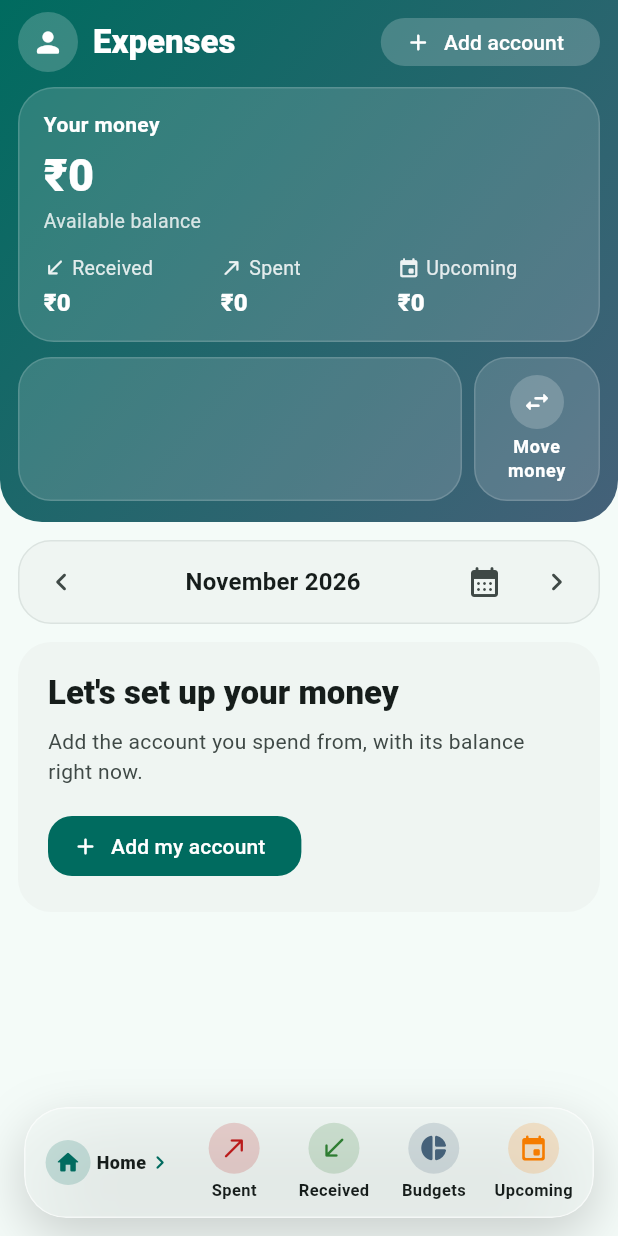
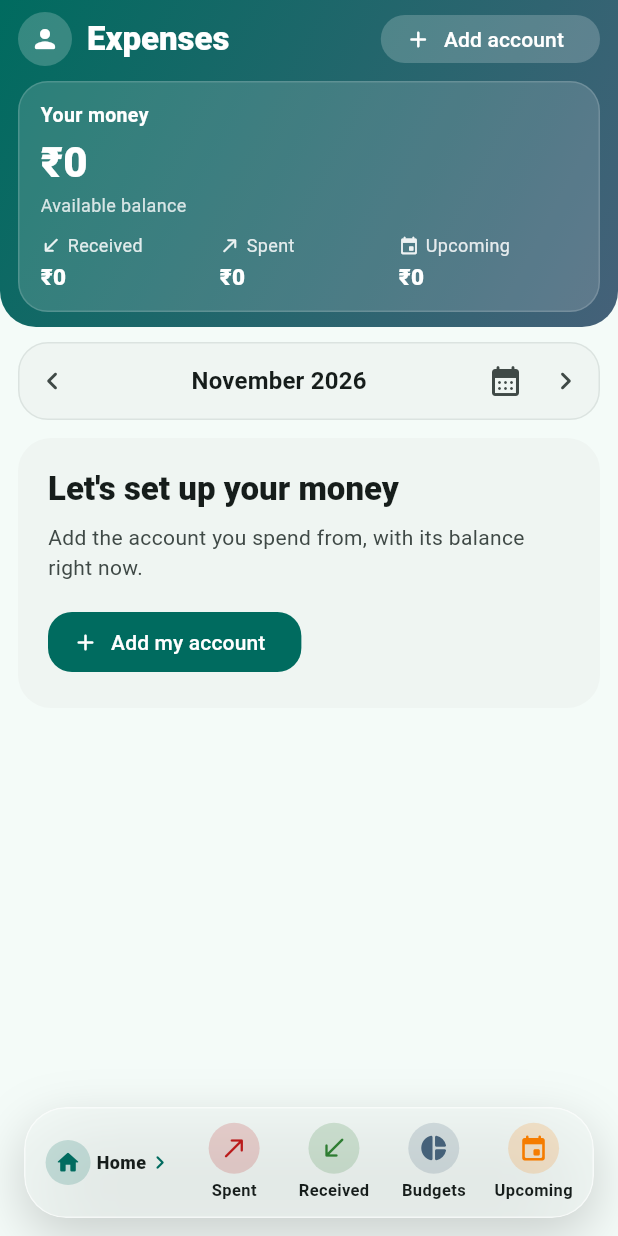
Before and after one commit to rehmansyed4445-ui/expense_tracker, a Flutter app: the screen it shows after launch, on a phone screen of 412 x 824 dp. Run offline on Flutter 3.47's test engine with Material 3 defaults, Android fonts, the phone set to English and light mode, and no system bars; our stand-ins replace shared_preferences.

Commit message:
style: compact gradient header, hide account selector when empty

```diff
--- a/lib/widgets/home_header.dart
+++ b/lib/widgets/home_header.dart
@@ -8,11 +8,9 @@ import 'quick_add.dart';
 import 'transaction_tile.dart';
 import 'ui.dart';
 
-/// Kept for older layout files.
 const kUnit = 64.0;
 
-/// Fixed top section: profile, balance and account switcher. Does not scroll.
-/// The gradient lives here only — the rest of the app is plain surface.
+/// Gradient header: top bar, balance, account switcher. Nothing below it.
 class HomeHeader extends StatefulWidget {
   const HomeHeader({super.key, required this.store});
   final ExpenseStore store;
@@ -22,14 +20,14 @@ class HomeHeader extends StatefulWidget {
 }
 
 class _HomeHeaderState extends State<HomeHeader> {
-  /// True while the account row is widened by scrolling. Move money hides then.
   bool _expanded = false;
 
   @override
   Widget build(BuildContext context) {
     final store = widget.store;
+    final hasAccounts = store.accounts.isNotEmpty;
     final many = store.accounts.length > 6;
-    final rowHeight = many ? 180.0 : 96.0;
+    final rowHeight = many ? 136.0 : 72.0; // was 180 / 96
     final scheme = Theme.of(context).colorScheme;
     final topInset = MediaQuery.paddingOf(context).top;
 
@@ -40,16 +38,17 @@ class _HomeHeaderState extends State<HomeHeader> {
           begin: Alignment.topLeft,
           end: Alignment.bottomRight,
         ),
-        borderRadius: const BorderRadius.vertical(bottom: Radius.circular(28)),
+        borderRadius: const BorderRadius.vertical(bottom: Radius.circular(24)),
       ),
-      // Gradient runs behind the status bar; content stays below it.
-      padding: EdgeInsets.fromLTRB(12, topInset + 8, 12, 14),
+      padding: EdgeInsets.fromLTRB(12, topInset + 6, 12, 10),
       child: Column(
         children: [
           _HeaderTop(store: store),
-          const SizedBox(height: 10),
+          const SizedBox(height: 8),
           _HeaderBalance(store: store),
-          const SizedBox(height: 10),
+          // No accounts yet -> no selector, no Move money.
+          if (hasAccounts) ...[
+            const SizedBox(height: 8),
             Row(
               children: [
                 Expanded(
@@ -68,9 +67,9 @@ class _HomeHeaderState extends State<HomeHeader> {
                   child: _expanded
                       ? const SizedBox(width: 0)
                       : Padding(
-                        padding: const EdgeInsets.only(left: 8),
+                          padding: const EdgeInsets.only(left: 6),
                           child: SizedBox(
-                          width: 84,
+                            width: 72,
                             height: rowHeight,
                             child: _HeaderTransfer(store: store),
                           ),
@@ -78,6 +77,7 @@ class _HomeHeaderState extends State<HomeHeader> {
                 ),
               ],
             ),
+          ],
         ],
       ),
     );
@@ -91,22 +91,22 @@ class _HeaderTop extends StatelessWidget {
   @override
   Widget build(BuildContext context) {
     final theme = Theme.of(context);
-    final on = Theme.of(context).colorScheme.onPrimary;
+    final on = theme.colorScheme.onPrimary;
 
     return Row(
       children: [
         InkResponse(
           onTap: () => Scaffold.of(context).openDrawer(),
-          radius: 24,
+          radius: 22,
           customBorder: const CircleBorder(),
           child: Container(
-            width: 40,
-            height: 40,
+            width: 36,
+            height: 36,
             decoration: BoxDecoration(
               shape: BoxShape.circle,
               color: on.withValues(alpha: 0.2),
             ),
-            child: Icon(Icons.person_rounded, color: on, size: 22),
+            child: Icon(Icons.person_rounded, color: on, size: 20),
           ),
         ),
         const SizedBox(width: 10),
@@ -147,11 +147,10 @@ class _HeaderBalance extends StatelessWidget {
     return Pressable(
       onTap: () => openAccounts(context, store),
       child: Container(
-        padding: const EdgeInsets.fromLTRB(16, 14, 16, 14),
+        padding: const EdgeInsets.fromLTRB(14, 12, 14, 12),
         decoration: BoxDecoration(
-          // Soft glass panel on top of the header gradient.
           color: on.withValues(alpha: 0.15),
-          borderRadius: BorderRadius.circular(24),
+          borderRadius: BorderRadius.circular(20),
           border: Border.all(color: on.withValues(alpha: 0.15)),
         ),
         child: Column(
@@ -164,7 +163,7 @@ class _HeaderBalance extends StatelessWidget {
               overflow: TextOverflow.ellipsis,
               style: TextStyle(
                 color: on,
-                fontSize: 14,
+                fontSize: 13,
                 fontWeight: FontWeight.w600,
               ),
             ),
@@ -176,7 +175,7 @@ class _HeaderBalance extends StatelessWidget {
                 formatRupees(store.periodBalancePaise / 100),
                 style: TextStyle(
                   color: on,
-                  fontSize: 30,
+                  fontSize: 28,
                   fontWeight: FontWeight.w800,
                 ),
               ),
@@ -185,9 +184,9 @@ class _HeaderBalance extends StatelessWidget {
               store.isCurrentMonth
                   ? 'Available balance'
                   : 'Balance on ${formatDay(store.monthEnd)}',
-              style: TextStyle(color: on.withValues(alpha: 0.8), fontSize: 13),
+              style: TextStyle(color: on.withValues(alpha: 0.8), fontSize: 12),
             ),
-            const SizedBox(height: 12),
+            const SizedBox(height: 10),
             Row(
               children: [
                 Expanded(
@@ -243,7 +242,7 @@ class _Stat extends StatelessWidget {
       children: [
         Row(
           children: [
-            Icon(icon, size: 15, color: color.withValues(alpha: 0.9)),
+            Icon(icon, size: 14, color: color.withValues(alpha: 0.9)),
             const SizedBox(width: 4),
             Flexible(
               child: Text(
@@ -252,7 +251,7 @@ class _Stat extends StatelessWidget {
                 overflow: TextOverflow.ellipsis,
                 style: TextStyle(
                   color: color.withValues(alpha: 0.85),
-                  fontSize: 13,
+                  fontSize: 12,
                 ),
               ),
             ),
@@ -266,7 +265,7 @@ class _Stat extends StatelessWidget {
             formatRupees(paise / 100),
             style: TextStyle(
               color: color,
-              fontSize: 16,
+              fontSize: 15,
               fontWeight: FontWeight.w800,
             ),
           ),
@@ -308,9 +307,9 @@ class _HeaderAccounts extends StatelessWidget {
           selected: focusId == null,
           onTap: () => pick(null),
           child: CircleAvatar(
-            radius: 22,
-            backgroundColor: on.withValues(alpha: 0.2),
-            child: Icon(Icons.dashboard_rounded, size: 20, color: on),
+            radius: 18,
+            backgroundColor: on.withValues(alpha: 0.25),
+            child: Icon(Icons.dashboard_rounded, size: 17, color: on),
           ),
         ),
       for (final a in store.accounts)
@@ -319,19 +318,18 @@ class _HeaderAccounts extends StatelessWidget {
           selected: focusId == a.id,
           onTap: () => pick(a.id),
           child: Container(
-            // White backing so the account's own colour stays readable.
             decoration: const BoxDecoration(
               shape: BoxShape.circle,
               color: Colors.white,
             ),
-            child: AccountAvatar(styleKey: a.styleKey, radius: 22),
+            child: AccountAvatar(styleKey: a.styleKey, radius: 18),
           ),
         ),
     ];
 
     Widget strip(List<Widget> xs) => ListView(
       scrollDirection: Axis.horizontal,
-      padding: const EdgeInsets.symmetric(horizontal: 4),
+      padding: const EdgeInsets.symmetric(horizontal: 2),
       children: xs,
     );
 
@@ -360,10 +358,10 @@ class _HeaderAccounts extends StatelessWidget {
           return false;
         },
         child: Container(
-          padding: const EdgeInsets.symmetric(vertical: 6, horizontal: 4),
+          padding: const EdgeInsets.symmetric(vertical: 4, horizontal: 4),
           decoration: BoxDecoration(
             color: on.withValues(alpha: 0.15),
-            borderRadius: BorderRadius.circular(22),
+            borderRadius: BorderRadius.circular(18),
             border: Border.all(color: on.withValues(alpha: 0.15)),
           ),
           child: Row(
@@ -374,7 +372,7 @@ class _HeaderAccounts extends StatelessWidget {
                   tooltip: 'Close',
                   visualDensity: VisualDensity.compact,
                   onPressed: () => onExpanded(false),
-                  icon: Icon(Icons.close_rounded, size: 20, color: on),
+                  icon: Icon(Icons.close_rounded, size: 18, color: on),
                 ),
             ],
           ),
@@ -402,11 +400,11 @@ class _HeaderAccount extends StatelessWidget {
     final on = Theme.of(context).colorScheme.onPrimary;
 
     return Padding(
-      padding: const EdgeInsets.only(right: 8),
+      padding: const EdgeInsets.only(right: 6),
       child: Pressable(
         onTap: onTap,
         child: SizedBox(
-          width: 72,
+          width: 60,
           child: Column(
             mainAxisSize: MainAxisSize.min,
             children: [
@@ -418,19 +416,20 @@ class _HeaderAccount extends StatelessWidget {
                   shape: BoxShape.circle,
                   border: Border.all(
                     color: selected ? on : Colors.transparent,
-                    width: 2.5,
+                    width: 2,
                   ),
                 ),
                 child: child,
               ),
-              const SizedBox(height: 4),
+              const SizedBox(height: 2),
               Text(
                 label,
                 maxLines: 1,
                 overflow: TextOverflow.ellipsis,
                 textAlign: TextAlign.center,
                 style: TextStyle(
-                  fontSize: 13,
+                  fontSize: 11,
+                  height: 1.1,
                   fontWeight: selected ? FontWeight.w800 : FontWeight.w600,
                   color: on,
                 ),
@@ -449,35 +448,36 @@ class _HeaderTransfer extends StatelessWidget {
 
   @override
   Widget build(BuildContext context) {
-    final theme = Theme.of(context);
-    final on = theme.colorScheme.onPrimary;
+    final on = Theme.of(context).colorScheme.onPrimary;
     final canMove = store.accounts.length > 1;
 
     return Pressable(
       onTap: () =>
           canMove ? openTransfer(context, store) : openAccounts(context, store),
       child: Container(
-        padding: const EdgeInsets.all(6),
+        padding: const EdgeInsets.all(4),
         decoration: BoxDecoration(
           color: on.withValues(alpha: 0.15),
-          borderRadius: BorderRadius.circular(22),
+          borderRadius: BorderRadius.circular(18),
           border: Border.all(color: on.withValues(alpha: 0.15)),
         ),
         child: Column(
           mainAxisAlignment: MainAxisAlignment.center,
           children: [
             CircleAvatar(
-              radius: 18,
-              backgroundColor: on.withValues(alpha: 0.2),
-              child: Icon(Icons.swap_horiz_rounded, size: 20, color: on),
+              radius: 15,
+              backgroundColor: on.withValues(alpha: 0.25),
+              child: Icon(Icons.swap_horiz_rounded, size: 18, color: on),
             ),
-            const SizedBox(height: 4),
+            const SizedBox(height: 3),
             Text(
               'Move money',
               textAlign: TextAlign.center,
               maxLines: 2,
-              style: theme.textTheme.labelMedium?.copyWith(
+              style: TextStyle(
                 color: on,
+                fontSize: 10.5,
+                height: 1.1,
                 fontWeight: FontWeight.w700,
               ),
             ),
@@ -488,8 +488,7 @@ class _HeaderTransfer extends StatelessWidget {
   }
 }
 
-/// Scrolling part under the header: month switcher and transactions.
-/// Plain surface — no gradient here.
+/// Plain scrolling area under the gradient.
 class HomeBody extends StatelessWidget {
   const HomeBody({super.key, required this.store});
   final ExpenseStore store;
@@ -501,11 +500,11 @@ class HomeBody extends StatelessWidget {
     final txs = store.monthTransactions;
 
     return SingleChildScrollView(
-      padding: const EdgeInsets.fromLTRB(12, 12, 12, 130),
+      padding: const EdgeInsets.fromLTRB(12, 10, 12, 130),
       child: Column(
         crossAxisAlignment: CrossAxisAlignment.stretch,
         children: [
-          SizedBox(height: 56, child: _MonthBar(store: store)),
+          SizedBox(height: 52, child: _MonthBar(store: store)),
           const SizedBox(height: 12),
           if (!store.hasAccounts)
             _Welcome(store: store)
@@ -569,15 +568,16 @@ class _MonthBar extends StatelessWidget {
     final scheme = theme.colorScheme;
 
     return Container(
-      padding: const EdgeInsets.symmetric(horizontal: 4),
+      padding: const EdgeInsets.symmetric(horizontal: 2),
       decoration: BoxDecoration(
         color: scheme.surfaceContainerLow,
-        borderRadius: BorderRadius.circular(22),
+        borderRadius: BorderRadius.circular(20),
         border: Border.all(color: scheme.outlineVariant.withValues(alpha: 0.4)),
       ),
       child: Row(
         children: [
           IconButton(
+            visualDensity: VisualDensity.compact,
             tooltip: 'Previous month',
             onPressed: () => store.changeMonth(-1),
             icon: const Icon(Icons.chevron_left_rounded),
@@ -595,11 +595,13 @@ class _MonthBar extends StatelessWidget {
             ),
           ),
           IconButton(
+            visualDensity: VisualDensity.compact,
             tooltip: 'Pick a month',
             onPressed: () => _pick(context),
             icon: const Icon(Icons.calendar_month_rounded),
           ),
           IconButton(
+            visualDensity: VisualDensity.compact,
             tooltip: 'Next month',
             onPressed: () => store.changeMonth(1),
             icon: const Icon(Icons.chevron_right_rounded),
```
Lines whose indentation alone changed are shown as unchanged.
